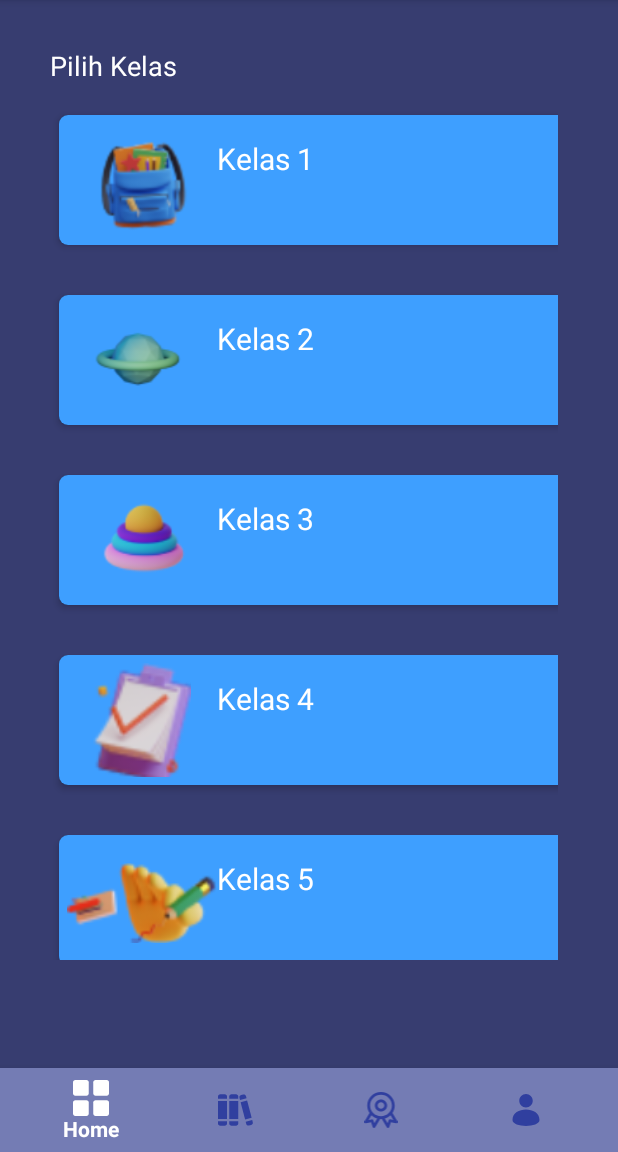
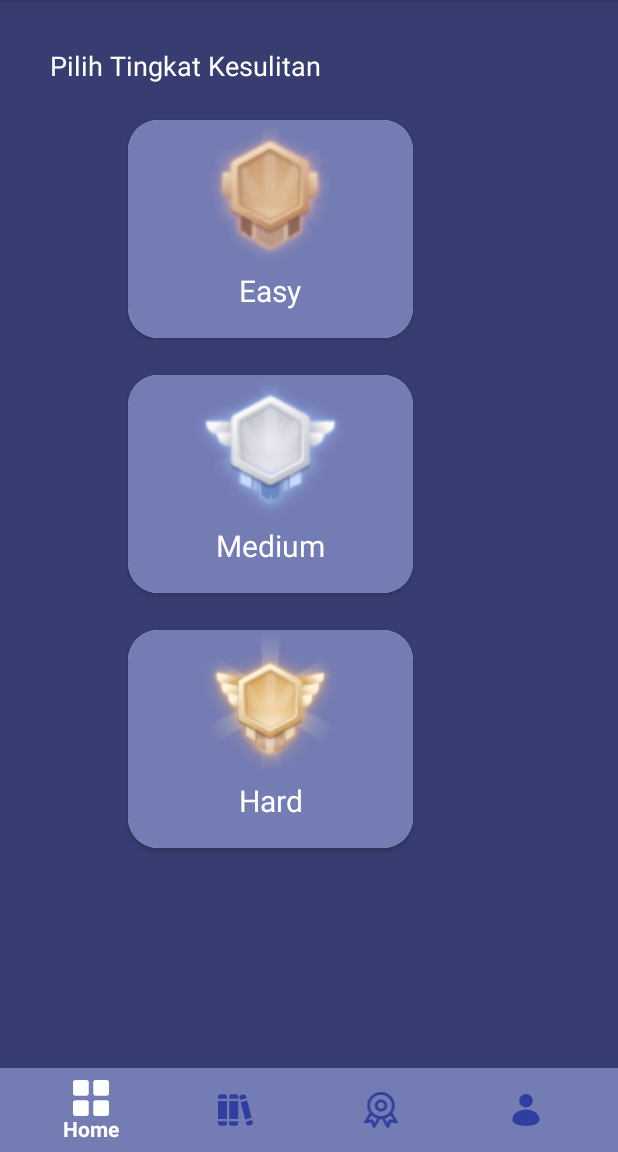
Before and after one commit to AgungMuhammadR/MathFAR, an Android app: the screen it shows after launch (MainActivity), on a phone screen of 412 x 824 dp, the part 84-1236 px from its top. Run offline under Robolectric (Android 15) with nearby library versions, the phone set to English and light mode, and no system bars; our stand-ins replace Firebase (no records; nobody signed in at launch, a user with empty details on screens opened directly).

Commit message:
update pilih level page

```diff
--- a/app/src/main/java/com/example/quizzapp/MainActivity.java
+++ b/app/src/main/java/com/example/quizzapp/MainActivity.java
@@ -37,32 +37,32 @@ public class MainActivity extends AppCompatActivity {
     @Override
     protected void onCreate(Bundle savedInstanceState) {
 
-        Context context;
-        List<ItemObjectKelas> listItem;
-        RecyclerView recyclerView, recyclerView2;
-        RecyclerView.Adapter recyclerViewAdapter;
-        RecyclerView.LayoutManager recylerViewLayoutManager;
-        String[] subjects = {"Kelas 1", "Kelas 2", "Kelas 3", "Kelas 4", "Kelas 5", "Kelas 6"};
-        Drawable [] drwImg = {getResources().getDrawable(R.drawable.kelas1), getResources().getDrawable(R.drawable.kelas2),
-                getResources().getDrawable(R.drawable.kelas3),getResources().getDrawable(R.drawable.kelas4),
-                getResources().getDrawable(R.drawable.kelas5),getResources().getDrawable(R.drawable.kelas6)};
-
-        listItem = new ArrayList<>();
-        for (int i=0; i<6; i++) {
-            listItem.add(new ItemObjectKelas(subjects[i], drwImg[i]));
-        }
+//        Context context;
+//        List<ItemObjectKelas> listItem;
+//        RecyclerView recyclerView, recyclerView2;
+//        RecyclerView.Adapter recyclerViewAdapter;
+//        RecyclerView.LayoutManager recylerViewLayoutManager;
+//        String[] subjects = {"Kelas 1", "Kelas 2", "Kelas 3", "Kelas 4", "Kelas 5", "Kelas 6"};
+//        Drawable [] drwImg = {getResources().getDrawable(R.drawable.kelas1), getResources().getDrawable(R.drawable.kelas2),
+//                getResources().getDrawable(R.drawable.kelas3),getResources().getDrawable(R.drawable.kelas4),
+//                getResources().getDrawable(R.drawable.kelas5),getResources().getDrawable(R.drawable.kelas6)};
+//
+//        listItem = new ArrayList<>();
+//        for (int i=0; i<6; i++) {
+//            listItem.add(new ItemObjectKelas(subjects[i], drwImg[i]));
+//        }
 
         super.onCreate(savedInstanceState);
-        setContentView(R.layout.activity_main2);
+        setContentView(R.layout.activity_pilih_level);
 
-        context = getApplicationContext();
-
-        recyclerView = findViewById(R.id.recyclerView);
-        recylerViewLayoutManager = new LinearLayoutManager(context);
-        recyclerView.setLayoutManager(recylerViewLayoutManager);
-
-        recyclerViewAdapter = new AdapterRecyclerView(context, listItem);
-        recyclerView.setAdapter(recyclerViewAdapter);
+//        context = getApplicationContext();
+//
+//        recyclerView = findViewById(R.id.recyclerView);
+//        recylerViewLayoutManager = new LinearLayoutManager(context);
+//        recyclerView.setLayoutManager(recylerViewLayoutManager);
+//
+//        recyclerViewAdapter = new AdapterRecyclerView(context, listItem);
+//        recyclerView.setAdapter(recyclerViewAdapter);
 
     }
 
--- /dev/null
+++ b/app/src/main/res/layout/activity_pilih_level.xml
@@ -0,0 +1,127 @@
+<?xml version="1.0" encoding="utf-8"?>
+<RelativeLayout xmlns:android="http://schemas.android.com/apk/res/android"
+    xmlns:app="http://schemas.android.com/apk/res-auto"
+    xmlns:tools="http://schemas.android.com/tools"
+    android:layout_width="match_parent"
+    android:layout_height="match_parent"
+    android:background="@color/colorPrimary"
+    tools:context=".MainActivity">
+
+    <!--Content Main-->
+
+    <TextView
+        android:id="@+id/pilih_level"
+        android:layout_width="250dp"
+        android:layout_height="wrap_content"
+        android:layout_marginTop="16dp"
+        android:layout_marginStart="18dp"
+        android:layout_marginEnd="24dp"
+        android:layout_marginBottom="16dp"
+        android:padding="15dp"
+        android:textSize="18sp"
+        android:text="Pilih Tingkat Kesulitan"
+        android:textColor="#FFFFFF"
+        app:layout_constraintEnd_toEndOf="parent"
+        app:layout_constraintStart_toStartOf="parent" />
+
+    <androidx.cardview.widget.CardView
+        android:id="@+id/easy"
+        android:layout_width="190dp"
+        android:layout_height="145dp"
+        android:layout_marginTop="80dp"
+        android:layout_marginStart="85dp"
+        android:textAlignment="center"
+        android:background="@color/colorPrimary"
+        app:cardCornerRadius="20dp">
+
+        <ImageView
+            android:layout_width="match_parent"
+            android:layout_height="100dp"
+            android:src="@drawable/easy"
+            android:background="@color/colorIcon">
+        </ImageView>
+        <TextView
+            android:layout_marginTop="100dp"
+            android:layout_width="match_parent"
+            android:layout_height="match_parent"
+            android:text="@string/easy"
+            android:textAlignment="center"
+            android:textSize="20sp"
+            android:background="@color/colorIcon"
+            android:textColor="#FFFFFF">
+        </TextView>
+    </androidx.cardview.widget.CardView>
+
+    <androidx.cardview.widget.CardView
+        android:id="@+id/medium"
+        android:layout_width="190dp"
+        android:layout_height="145dp"
+        android:layout_marginTop="250dp"
+        android:layout_marginStart="85dp"
+        android:textAlignment="center"
+        app:cardCornerRadius="20dp">
+        <ImageView
+            android:layout_width="match_parent"
+            android:layout_height="100dp"
+            android:src="@drawable/medium"
+            android:background="@color/colorIcon">
+        </ImageView>
+        <TextView
+            android:layout_marginTop="100dp"
+            android:layout_width="match_parent"
+            android:layout_height="match_parent"
+            android:text="@string/medium"
+            android:textAlignment="center"
+            android:textSize="20sp"
+            android:background="@color/colorIcon"
+            android:textColor="#FFFFFF">
+        </TextView>
+    </androidx.cardview.widget.CardView>
+
+    <androidx.cardview.widget.CardView
+        android:id="@+id/hard"
+        android:layout_width="190dp"
+        android:layout_height="145dp"
+        android:layout_marginTop="420dp"
+        android:layout_marginStart="85dp"
+        android:textAlignment="center"
+        android:background="@color/colorPrimary"
+        app:cardCornerRadius="20dp">
+
+        <ImageView
+            android:layout_width="match_parent"
+            android:layout_height="100dp"
+            android:src="@drawable/hard"
+            android:background="@color/colorIcon">
+        </ImageView>
+        <TextView
+            android:layout_marginTop="100dp"
+            android:layout_width="match_parent"
+            android:layout_height="match_parent"
+            android:text="@string/hard"
+            android:textAlignment="center"
+            android:textSize="20sp"
+            android:background="@color/colorIcon"
+            android:textColor="#FFFFFF">
+        </TextView>
+    </androidx.cardview.widget.CardView>
+
+    <FrameLayout
+        android:id="@+id/fl_container"
+        android:layout_width="match_parent"
+        android:layout_height="match_parent"
+        app:layout_behavior="@string/appbar_scrolling_view_behavior">
+
+    </FrameLayout>
+
+    <com.google.android.material.bottomnavigation.BottomNavigationView
+        android:id="@+id/bn_main"
+        android:layout_width="match_parent"
+        android:layout_height="wrap_content"
+        android:layout_alignParentBottom="true"
+        android:background="@color/colorIcon"
+        app:itemIconTint="@drawable/state_bnv"
+        app:itemTextColor="@drawable/state_bnv"
+        app:menu="@menu/bottomnavigation_menu" />
+
+</RelativeLayout>
--- a/app/src/main/res/values/strings.xml
+++ b/app/src/main/res/values/strings.xml
@@ -11,4 +11,8 @@
     <string name="kelas_4">Kelas 4</string>
     <string name="kelas_5">Kelas 5</string>
     <string name="kelas_6">Kelas 6</string>
+    <string name="easy">Easy</string>
+    <string name="medium">Medium</string>
+    <string name="hard">Hard</string>
+
 </resources>
```
